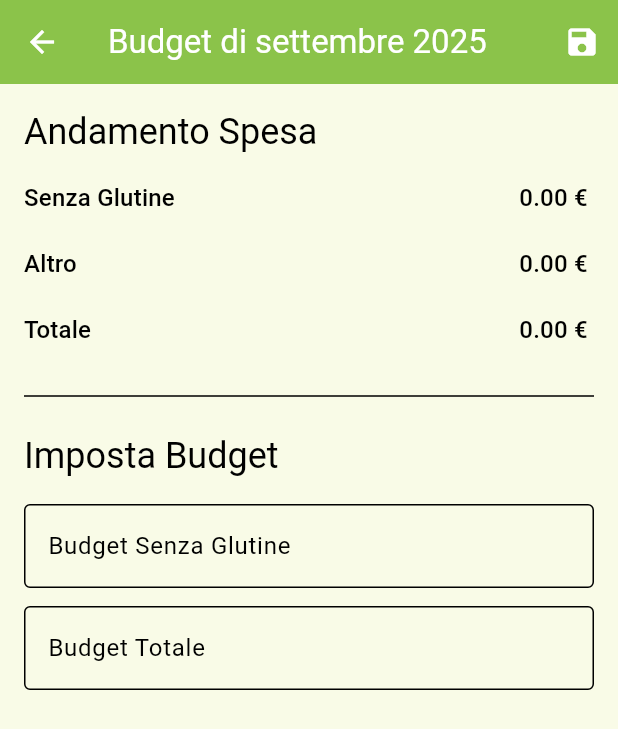
After one commit to fsarta/glufri, a Flutter app: the BudgetScreen screen opened directly, on a phone screen of 412 x 824 dp. The commit adds this screen. Shown: the top 729 px of the screen. Run offline on Flutter 3.47's test engine with Material 3 defaults, Android fonts, the phone set to English and light mode, and no system bars; our stand-ins replace badges, cloud_firestore, csv, firebase_auth, firebase_core, flutter_riverpod and 10 more; missing offline and left inert: mobile_scanner; accounts and stored records are empty.

Commit message:
aggiunti budget mensili

```diff
--- /dev/null
+++ b/lib/features/budget/data/models/budget_model.dart
@@ -0,0 +1,31 @@
+import 'package:hive/hive.dart';
+
+part 'budget_model.g.dart';
+
+@HiveType(typeId: 2) // <-- Nuovo typeId, assicurati sia univoco
+class BudgetModel extends HiveObject {
+  // Usiamo un ID composto "anno-mese" es. "2025-09" per una facile ricerca
+  @HiveField(0)
+  late String id;
+
+  @HiveField(1)
+  late int year;
+
+  @HiveField(2)
+  late int month;
+
+  // I budget sono nullable perché l'utente potrebbe non volerli impostare tutti
+  @HiveField(3)
+  double? glutenFreeBudget;
+
+  @HiveField(4)
+  double? totalBudget;
+
+  BudgetModel({
+    required this.id,
+    required this.year,
+    required this.month,
+    this.glutenFreeBudget,
+    this.totalBudget,
+  });
+}
--- /dev/null
+++ b/lib/features/budget/domain/repositories/budget_repository.dart
@@ -0,0 +1,6 @@
+import 'package:glufri/features/budget/data/models/budget_model.dart';
+
+abstract class BudgetRepository {
+  Future<BudgetModel?> getBudget(int year, int month);
+  Future<void> saveBudget(BudgetModel budget);
+}
--- /dev/null
+++ b/lib/features/budget/presentation/providers/budget_providers.dart
@@ -0,0 +1,38 @@
+import 'package:flutter_riverpod/flutter_riverpod.dart';
+import 'package:glufri/features/budget/data/models/budget_model.dart';
+import 'package:glufri/features/purchase/presentation/providers/purchase_providers.dart';
+import 'package:hive/hive.dart';
+import 'package:collection/collection.dart';
+
+/// Un semplice provider per la box Hive dei budget.
+final budgetBoxProvider = Provider((_) => Hive.box<BudgetModel>('budgets'));
+
+/// Provider che fornisce il budget per il MESE CORRENTE.
+final currentMonthBudgetProvider = FutureProvider<BudgetModel?>((ref) async {
+  final box = ref.watch(budgetBoxProvider);
+  final now = DateTime.now();
+  final id = '${now.year}-${now.month}';
+  return box.get(id);
+});
+
+/// Un piccolo modello per contenere la spesa calcolata del mese.
+class MonthlySpending {
+  final double spentGlutenFree;
+  final double spentTotal;
+  MonthlySpending(this.spentGlutenFree, this.spentTotal);
+}
+
+/// Provider che calcola la SPESA TOTALE per il MESE CORRENTE.
+final currentMonthSpendingProvider = Provider<MonthlySpending>((ref) {
+  // Dipende dalla lista di tutti gli acquisti
+  final purchases = ref.watch(purchaseListProvider).valueOrNull ?? [];
+  final now = DateTime.now();
+  // Filtra gli acquisti solo per il mese e anno correnti
+  final currentMonthPurchases = purchases.where(
+    (p) => p.date.year == now.year && p.date.month == now.month,
+  );
+  // Calcola i totali
+  final spentGf = currentMonthPurchases.map((p) => p.totalGlutenFree).sum;
+  final spentTotal = currentMonthPurchases.map((p) => p.total).sum;
+  return MonthlySpending(spentGf, spentTotal);
+});
--- /dev/null
+++ b/lib/features/budget/presentation/screens/budget_screen.dart
@@ -0,0 +1,212 @@
+import 'package:flutter/material.dart';
+import 'package:flutter_riverpod/flutter_riverpod.dart';
+import 'package:glufri/features/budget/data/models/budget_model.dart';
+import 'package:glufri/features/budget/presentation/providers/budget_providers.dart';
+import 'package:intl/intl.dart';
+
+class BudgetScreen extends ConsumerStatefulWidget {
+  const BudgetScreen({super.key});
+
+  @override
+  ConsumerState<BudgetScreen> createState() => _BudgetScreenState();
+}
+
+class _BudgetScreenState extends ConsumerState<BudgetScreen> {
+  final _gfController = TextEditingController();
+  final _totalController = TextEditingController();
+
+  @override
+  void dispose() {
+    _gfController.dispose();
+    _totalController.dispose();
+    super.dispose();
+  }
+
+  @override
+  Widget build(BuildContext context) {
+    final theme = Theme.of(context);
+    final monthName = DateFormat.yMMMM('it_IT').format(DateTime.now());
+
+    // Osserviamo i provider
+    final budgetAsync = ref.watch(currentMonthBudgetProvider);
+    final spending = ref.watch(currentMonthSpendingProvider);
+
+    // Usiamo ref.listen per aggiornare i controller una sola volta quando i dati arrivano
+    ref.listen<AsyncValue<BudgetModel?>>(currentMonthBudgetProvider, (
+      _,
+      state,
+    ) {
+      if (state.hasValue) {
+        final budget = state.value;
+        _gfController.text = budget?.glutenFreeBudget?.toString() ?? '';
+        _totalController.text = budget?.totalBudget?.toString() ?? '';
+      }
+    });
+
+    return Scaffold(
+      appBar: AppBar(
+        title: Text('Budget di $monthName'), // TODO: Localizza
+        actions: [
+          IconButton(
+            icon: const Icon(Icons.save),
+            onPressed: _saveBudget,
+            tooltip: 'Salva Budget', // TODO: Localizza
+          ),
+        ],
+      ),
+      body: budgetAsync.when(
+        loading: () => const Center(child: CircularProgressIndicator()),
+        error: (err, st) => Center(child: Text('Errore: $err')),
+        data: (budget) {
+          final spentOther = spending.spentTotal - spending.spentGlutenFree;
+          return SingleChildScrollView(
+            padding: const EdgeInsets.all(16.0),
+            child: Column(
+              crossAxisAlignment: CrossAxisAlignment.stretch,
+              children: [
+                // Sezione Spesa vs Budget
+                Text('Andamento Spesa', style: theme.textTheme.headlineSmall),
+                const SizedBox(height: 16),
+                _BudgetProgressIndicator(
+                  label: 'Senza Glutine',
+                  spent: spending.spentGlutenFree,
+                  budget: budget?.glutenFreeBudget,
+                  color: Colors.green,
+                ),
+                const SizedBox(height: 12),
+                _BudgetProgressIndicator(
+                  label: 'Altro',
+                  spent: spentOther,
+                  budget: null,
+                  color: Colors.orange,
+                ),
+                const SizedBox(height: 12),
+                _BudgetProgressIndicator(
+                  label: 'Totale',
+                  spent: spending.spentTotal,
+                  budget: budget?.totalBudget,
+                  color: theme.colorScheme.primary,
+                ),
+
+                const Divider(height: 48),
+
+                // Sezione per impostare i budget
+                Text('Imposta Budget', style: theme.textTheme.headlineSmall),
+                const SizedBox(height: 16),
+                _BudgetTextField(
+                  controller: _gfController,
+                  label: 'Budget Senza Glutine',
+                ),
+                const SizedBox(height: 12),
+                _BudgetTextField(
+                  controller: _totalController,
+                  label: 'Budget Totale',
+                ),
+              ],
+            ),
+          );
+        },
+      ),
+    );
+  }
+
+  void _saveBudget() {
+    final box = ref.read(budgetBoxProvider);
+    final now = DateTime.now();
+    final id = '${now.year}-${now.month}';
+
+    // Parse dei valori, con gestione del testo vuoto
+    final newGfBudget = double.tryParse(_gfController.text);
+    final newTotalBudget = double.tryParse(_totalController.text);
+
+    final budget = BudgetModel(
+      id: id,
+      year: now.year,
+      month: now.month,
+      glutenFreeBudget: newGfBudget,
+      totalBudget: newTotalBudget,
+    );
+
+    box.put(id, budget);
+
+    // Invalida il provider per far ricaricare i dati e aggiornare la UI
+    ref.invalidate(currentMonthBudgetProvider);
+
+    ScaffoldMessenger.of(context).showSnackBar(
+      const SnackBar(
+        content: Text('Budget salvato!'),
+        backgroundColor: Colors.green,
+      ),
+    );
+    FocusScope.of(context).unfocus(); // Chiude la tastiera
+  }
+}
+
+// Widget helper per i campi di testo
+class _BudgetTextField extends StatelessWidget {
+  final TextEditingController controller;
+  final String label;
+  const _BudgetTextField({required this.controller, required this.label});
+
+  @override
+  Widget build(BuildContext context) {
+    return TextFormField(
+      controller: controller,
+      decoration: InputDecoration(
+        labelText: label, // TODO: Localizza
+        suffixText: '€',
+        border: const OutlineInputBorder(),
+      ),
+      keyboardType: const TextInputType.numberWithOptions(decimal: true),
+    );
+  }
+}
+
+// Widget helper per le barre di progresso
+class _BudgetProgressIndicator extends StatelessWidget {
+  final String label;
+  final double spent;
+  final double? budget;
+  final Color color;
+
+  const _BudgetProgressIndicator({
+    required this.label,
+    required this.spent,
+    required this.budget,
+    required this.color,
+  });
+
+  @override
+  Widget build(BuildContext context) {
+    final theme = Theme.of(context);
+    final hasBudget = budget != null && budget! > 0;
+    final progress = hasBudget ? (spent / budget!) : 0.0;
+
+    return Column(
+      crossAxisAlignment: CrossAxisAlignment.start,
+      children: [
+        Row(
+          mainAxisAlignment: MainAxisAlignment.spaceBetween,
+          children: [
+            Text(label, style: theme.textTheme.titleMedium),
+            Text(
+              '${spent.toStringAsFixed(2)} € ${hasBudget ? "/ ${budget!.toStringAsFixed(2)} €" : ""}',
+              style: theme.textTheme.titleMedium,
+            ),
+          ],
+        ),
+        const SizedBox(height: 8),
+        if (hasBudget)
+          LinearProgressIndicator(
+            value: progress.clamp(0.0, 1.0),
+            minHeight: 12,
+            borderRadius: BorderRadius.circular(6),
+            backgroundColor: color.withOpacity(0.2),
+            valueColor: AlwaysStoppedAnimation<Color>(
+              progress > 1.0 ? Colors.red : color,
+            ),
+          ),
+      ],
+    );
+  }
+}
--- a/lib/features/settings/presentation/screens/settings_screen.dart
+++ b/lib/features/settings/presentation/screens/settings_screen.dart
@@ -6,6 +6,7 @@ import 'package:glufri/core/utils/debug_data_seeder.dart';
 import 'package:glufri/core/utils/debug_overrides.dart';
 import 'package:glufri/features/backup/domain/auth_repository.dart';
 import 'package:glufri/features/backup/domain/sync_service.dart';
+import 'package:glufri/features/budget/presentation/screens/budget_screen.dart';
 import 'package:glufri/features/monetization/presentation/providers/monetization_provider.dart';
 import 'package:glufri/features/monetization/presentation/screens/upsell_screen.dart';
 import 'package:glufri/features/purchase/presentation/providers/purchase_providers.dart';
@@ -224,6 +225,26 @@ class _SettingsScreenState extends ConsumerState<SettingsScreen> {
                     title: Text(l10n.settingsLogout),
                     onTap: () => ref.read(authRepositoryProvider).signOut(),
                   ),
+                  ListTile(
+                    leading: const Icon(Icons.assessment_outlined),
+                    title: const Text(
+                      'Budget Mensile (Pro)',
+                    ), // TODO: Localizza
+                    trailing: const Icon(Icons.arrow_forward_ios),
+                    onTap: () {
+                      if (!isPro) {
+                        Navigator.of(context).push(
+                          MaterialPageRoute(
+                            builder: (_) => const UpsellScreen(),
+                          ),
+                        );
+                        return;
+                      }
+                      Navigator.of(context).push(
+                        MaterialPageRoute(builder: (_) => const BudgetScreen()),
+                      );
+                    },
+                  ),
                 ],
               );
             },
--- a/lib/main.dart
+++ b/lib/main.dart
@@ -4,6 +4,7 @@ import 'package:flutter/foundation.dart';
 import 'package:flutter/material.dart';
 import 'package:flutter_riverpod/flutter_riverpod.dart';
 import 'package:firebase_core/firebase_core.dart';
+import 'package:glufri/features/budget/data/models/budget_model.dart';
 import 'package:google_mobile_ads/google_mobile_ads.dart';
 import 'package:google_sign_in/google_sign_in.dart';
 import 'package:hive_flutter/hive_flutter.dart';
@@ -65,9 +66,11 @@ Future<void> main() async {
   // Registra gli adapters di Hive prima di aprire le box
   Hive.registerAdapter(PurchaseModelAdapter());
   Hive.registerAdapter(PurchaseItemModelAdapter());
+  Hive.registerAdapter(BudgetModelAdapter());
 
-  // Apri la box (se è pesante puoi considerarne l'apertura asincrona più tardi)
+  // Apri le box
   await Hive.openBox<PurchaseModel>('purchases');
+  await Hive.openBox<BudgetModel>('budgets');
 
   // Controlla se l'utente ha già visto l'onboarding
   final prefs = await SharedPreferences.getInstance();
```
Also changed, not shown: lib/features/budget/data/models/budget_model.g.dart (added).
